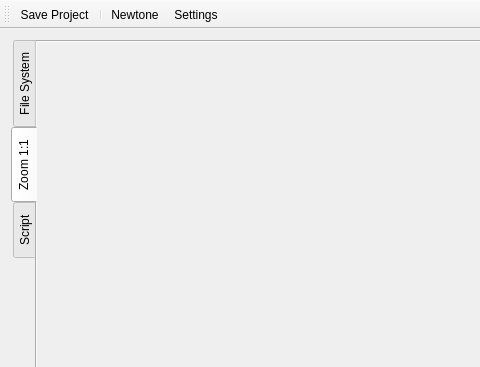
Qt form mainwindow.ui (alexzk1/astroed) before a commit; both pictures show x 0 to 480 and y 0 to 367 of the 911 by 645 pixel window.
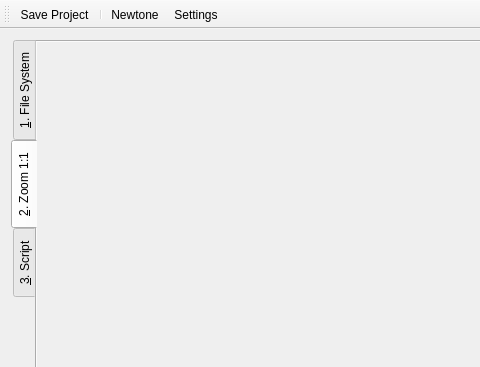
The same form after that commit. The open tabs and pages were chosen to show the change. Icons and pictures are not drawn. Custom widgets are drawn as their Qt base class.

Diff of the .ui file:
```diff
--- a/mainwindow.ui
+++ b/mainwindow.ui
@@ -32,7 +32,7 @@
         <enum>Qt::StrongFocus</enum>
        </property>
        <attribute name="title">
-        <string>File System</string>
+        <string>&amp;1. File System</string>
        </attribute>
        <layout class="QVBoxLayout" name="verticalLayout_5">
         <item>
@@ -107,7 +107,7 @@
       </widget>
       <widget class="QWidget" name="tabZoomed">
        <attribute name="title">
-        <string>Zoom 1:1</string>
+        <string>&amp;2. Zoom 1:1</string>
        </attribute>
        <layout class="QHBoxLayout" name="horizontalLayout_2">
         <property name="spacing">
@@ -170,7 +170,7 @@
       </widget>
       <widget class="QWidget" name="tabScript">
        <attribute name="title">
-        <string>Script</string>
+        <string>&amp;3. Script</string>
        </attribute>
        <layout class="QVBoxLayout" name="verticalLayout_6"/>
       </widget>
```
Left out of the diff: 18 changed lines with no effect on the pictures.
